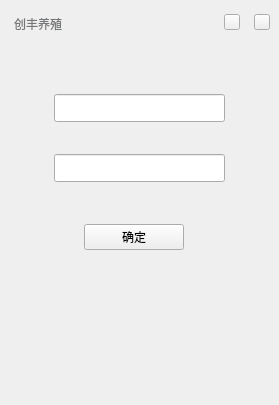
asdlei99/chuangfengdesktop, file ChuangfengDesktop/LoginQWidget.ui: the form before one commit.
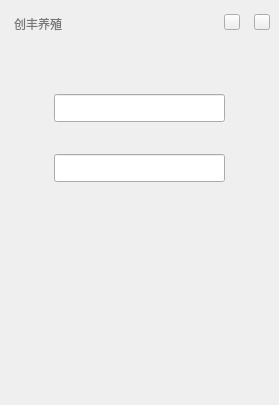
The form after the commit. The open tabs and pages were chosen to show the change.

What changed in the file:
```diff
--- a/ChuangfengDesktop/LoginQWidget.ui
+++ b/ChuangfengDesktop/LoginQWidget.ui
@@ -208,19 +208,6 @@
          <string/>
         </property>
        </widget>
-       <widget class="QPushButton" name="config_ok_btn">
-        <property name="geometry">
-         <rect>
-          <x>70</x>
-          <y>190</y>
-          <width>100</width>
-          <height>26</height>
-         </rect>
-        </property>
-        <property name="text">
-         <string>确定</string>
-        </property>
-       </widget>
       </widget>
      </widget>
      <widget class="QPushButton" name="servce_set_btn">
```
